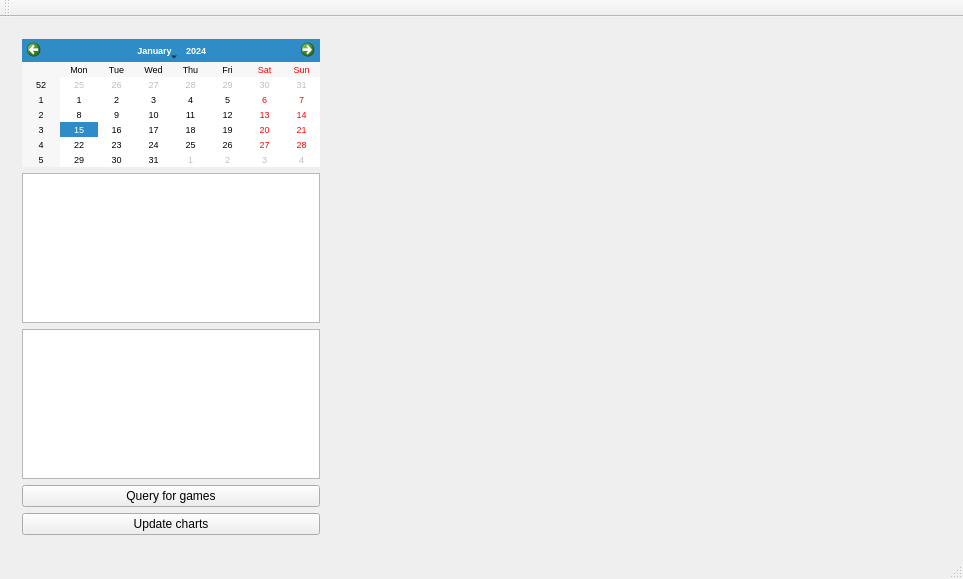
The window that mainwindow.ui (theIDinside/HockeyStatsViewer) describes before a commit, drawn with Qt 5.
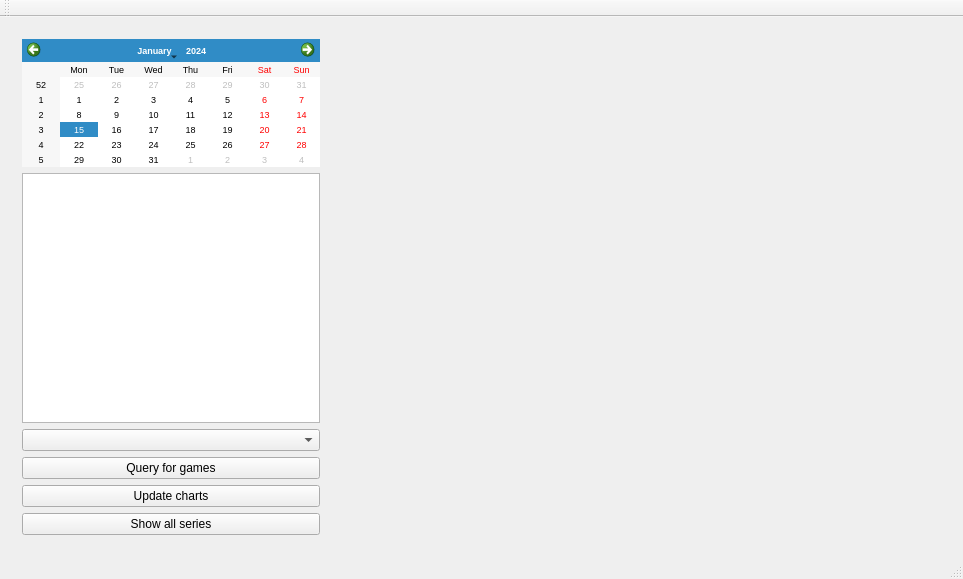
The same window after the commit.

```diff
--- a/mainwindow.ui
+++ b/mainwindow.ui
@@ -71,7 +71,7 @@
         </widget>
        </item>
        <item>
-        <widget class="QListView" name="listView"/>
+        <widget class="QComboBox" name="seriesDisplay"/>
        </item>
        <item>
         <widget class="QPushButton" name="mLoadGamesToday">
@@ -87,6 +87,13 @@
          </property>
         </widget>
        </item>
+       <item>
+        <widget class="QPushButton" name="pushButton">
+         <property name="text">
+          <string>Show all series</string>
+         </property>
+        </widget>
+       </item>
       </layout>
      </widget>
     </item>
```
